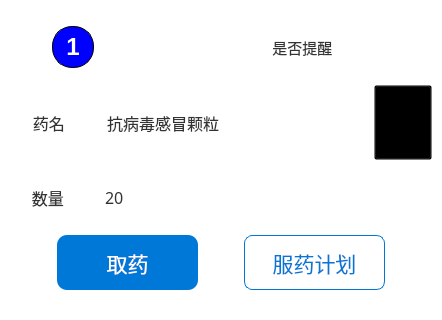
Above: fetch_card.ui from tongvvv/medicineBox before the change. Below: the same form after it.
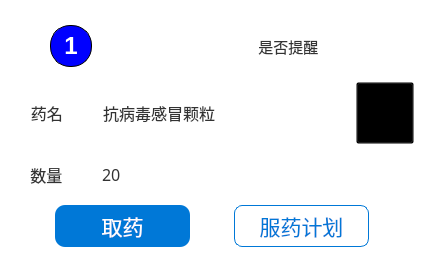
That is the form after the change. Icons and pictures are not drawn. Custom widgets are drawn as their Qt base class.

```diff
--- a/fetch_card.ui
+++ b/fetch_card.ui
@@ -6,8 +6,8 @@
    <rect>
     <x>0</x>
     <y>0</y>
-    <width>442</width>
-    <height>320</height>
+    <width>424</width>
+    <height>277</height>
    </rect>
   </property>
   <property name="sizePolicy">
@@ -18,8 +18,8 @@
   </property>
   <property name="minimumSize">
    <size>
-    <width>340</width>
-    <height>300</height>
+    <width>300</width>
+    <height>246</height>
    </size>
   </property>
   <property name="windowTitle">
```
